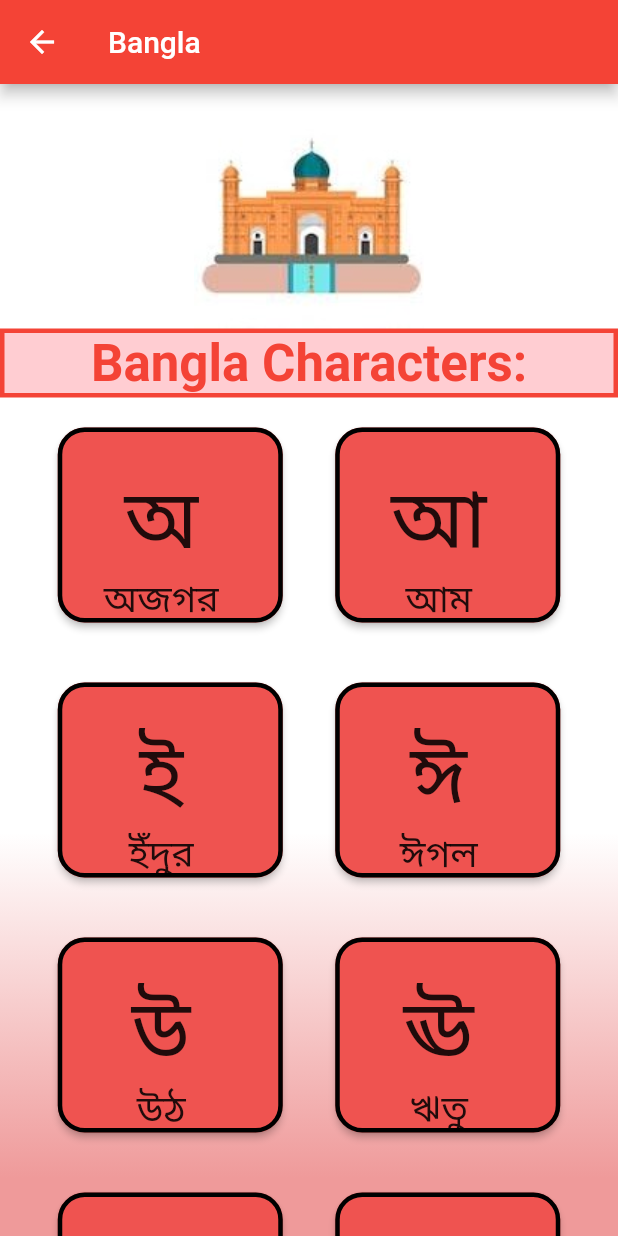
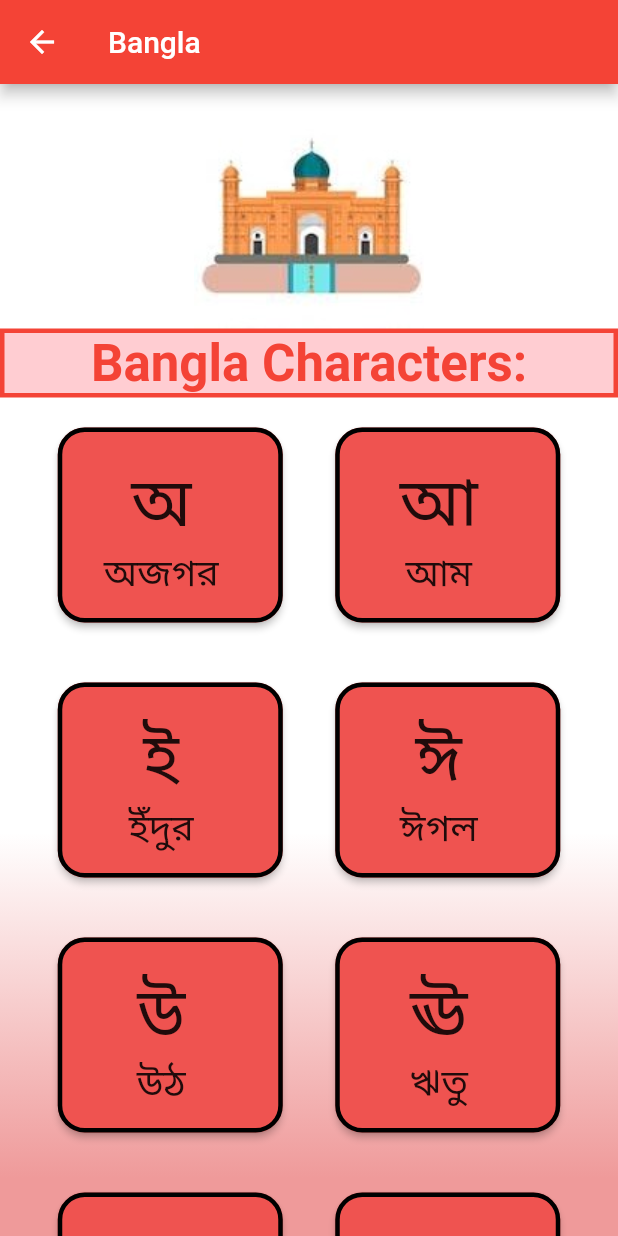
Before and after one commit to nowshadhossian/flutter-reciter, a Flutter app: the screen it shows after launch, after a tap on an icon or button, on a phone screen of 412 x 824 dp. Run offline on Flutter 3.47's test engine with Material 2 defaults, Android fonts, the phone set to English and light mode, and no system bars; our stand-ins replace assets_audio_player, audioplayers.

Commit message:
arabic title size reduce

```diff
--- a/lib/pages/dashboard.dart
+++ b/lib/pages/dashboard.dart
@@ -23,6 +23,8 @@ class _DashboardState extends State<Dashboard> {
 
           ),
         ),
+        child: SingleChildScrollView(
+          scrollDirection: Axis.vertical,
           child: Column(
             children: <Widget>[
               SizedBox(height: 90),
@@ -36,10 +38,10 @@ class _DashboardState extends State<Dashboard> {
               Row(
                 mainAxisAlignment: MainAxisAlignment.center,
                 children: <Widget>[
-                CharacterButton("٣", "Arabic", () {
+                  CharacterButton.withTitleFont("٣", "Arabic", () {
                     print("Arabic press");
                     Navigator.pushNamed(context, "/arabic");
-                }),
+                  }, 30),
                   SizedBox(width: 35),
                   CharacterButton("আ", "Bangla", () {
                     print("Bangla press");
@@ -55,6 +57,7 @@ class _DashboardState extends State<Dashboard> {
             ],
           ),
         ),
+      ),
     );
   }
 }
--- a/lib/widget/CharacterButton.dart
+++ b/lib/widget/CharacterButton.dart
@@ -4,8 +4,10 @@ class CharacterButton extends StatelessWidget {
   final String A;
   final String B;
   final VoidCallback onClick;
+  double titleFontSize;
 
   CharacterButton(this.A, this.B, this.onClick);
+  CharacterButton.withTitleFont(this.A, this.B, this.onClick, this.titleFontSize);
 
   @override
   Widget build(BuildContext context) {
@@ -21,10 +23,10 @@ class CharacterButton extends StatelessWidget {
           ),
           icon: Column(
             crossAxisAlignment: CrossAxisAlignment.center,
-            mainAxisSize: MainAxisSize.max,
-            mainAxisAlignment: MainAxisAlignment.end,
+            mainAxisSize: MainAxisSize.min,
+            mainAxisAlignment: MainAxisAlignment.start,
             children: <Widget>[
-              Text(A, style: TextStyle(fontSize: 55)),
+              Text(A, style: TextStyle(fontSize: (titleFontSize != null && titleFontSize > 0) ? titleFontSize : 45)),
               Text(B, style: TextStyle(fontSize: 25)),
             ],
           ),
```
Also changed, not shown: lib/pages/arabic.dart (+4 -4 lines), 1 other file. Lines whose indentation alone changed are shown as unchanged.
